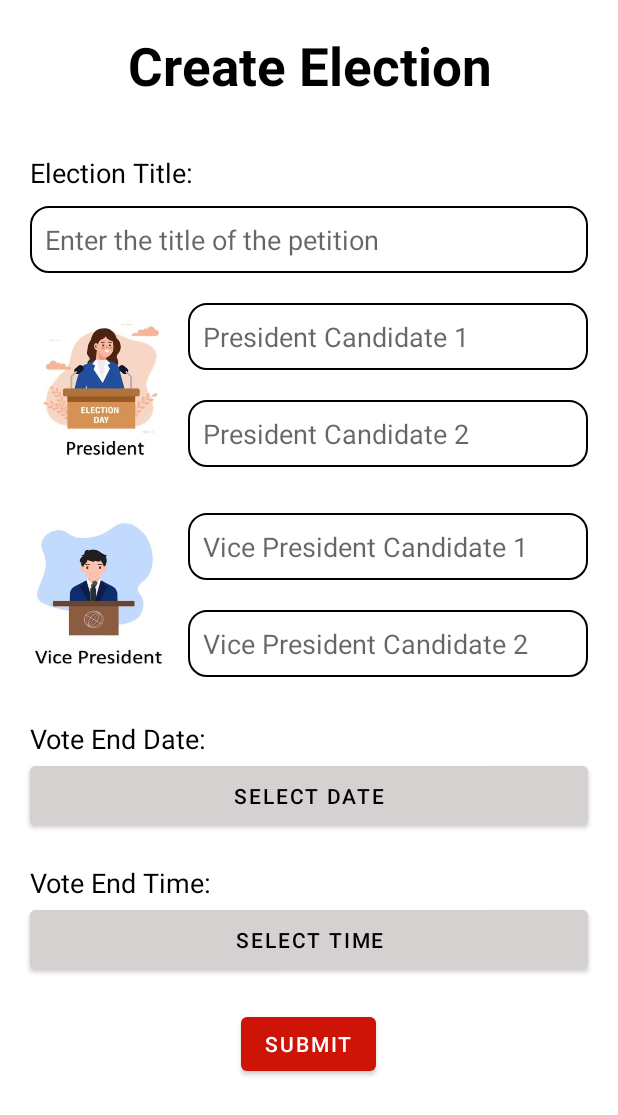
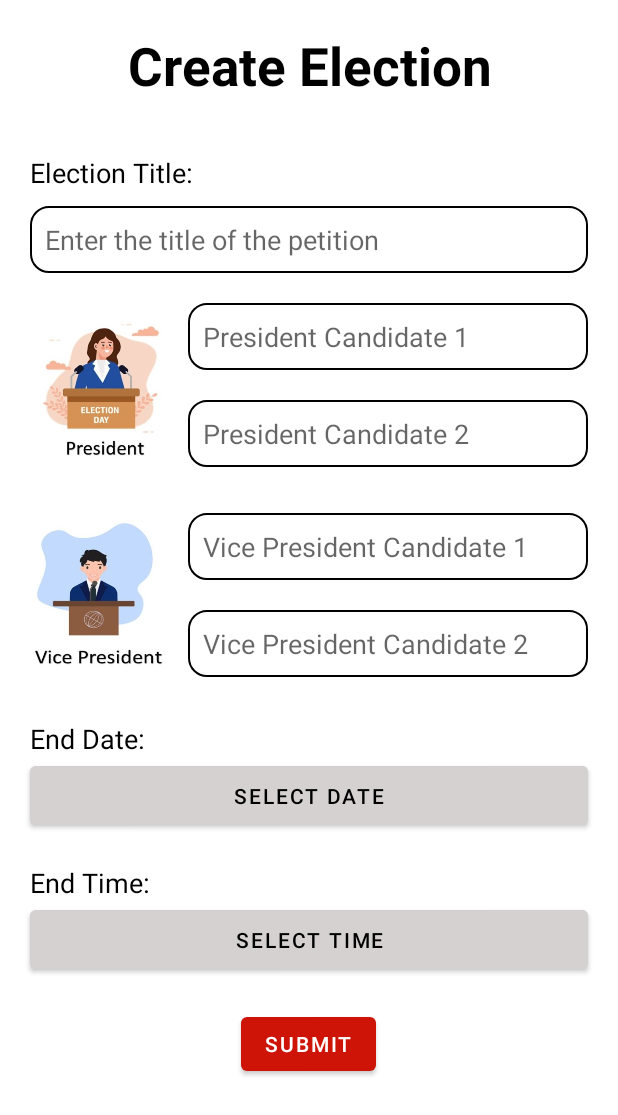
Before and after one commit to GueyLing/IICP-Voting-and-Petitioning-App, an Android app: the CreateElectionActivity screen opened directly, with no data from a screen before it, on a phone screen of 412 x 824 dp. Shown: the top 1115 px of the screen. Run offline under Robolectric (Android 15) with nearby library versions, the phone set to English and light mode, and no system bars; our stand-ins replace Firebase (no records; nobody signed in at launch, a user with empty details on screens opened directly).

Commit message:
update strings

```diff
--- a/app/src/main/res/values/strings.xml
+++ b/app/src/main/res/values/strings.xml
@@ -13,10 +13,10 @@
     <string name="option_1">Option 1:</string>
     <string name="option_3">Option 3:</string>
     <string name="option_2">Option 2:</string>
-    <string name="vote_end_date">Vote End Date:</string>
+    <string name="vote_end_date">End Date:</string>
     <string name="select_date">Select Date</string>
     <string name="select_time">Select Time</string>
-    <string name="vote_end_time">Vote End Time:</string>
+    <string name="vote_end_time">End Time:</string>
     <string name="petition_title">Petition Title:</string>
     <string name="create_petition">Create Petition</string>
     <string name="description">Description</string>
```
